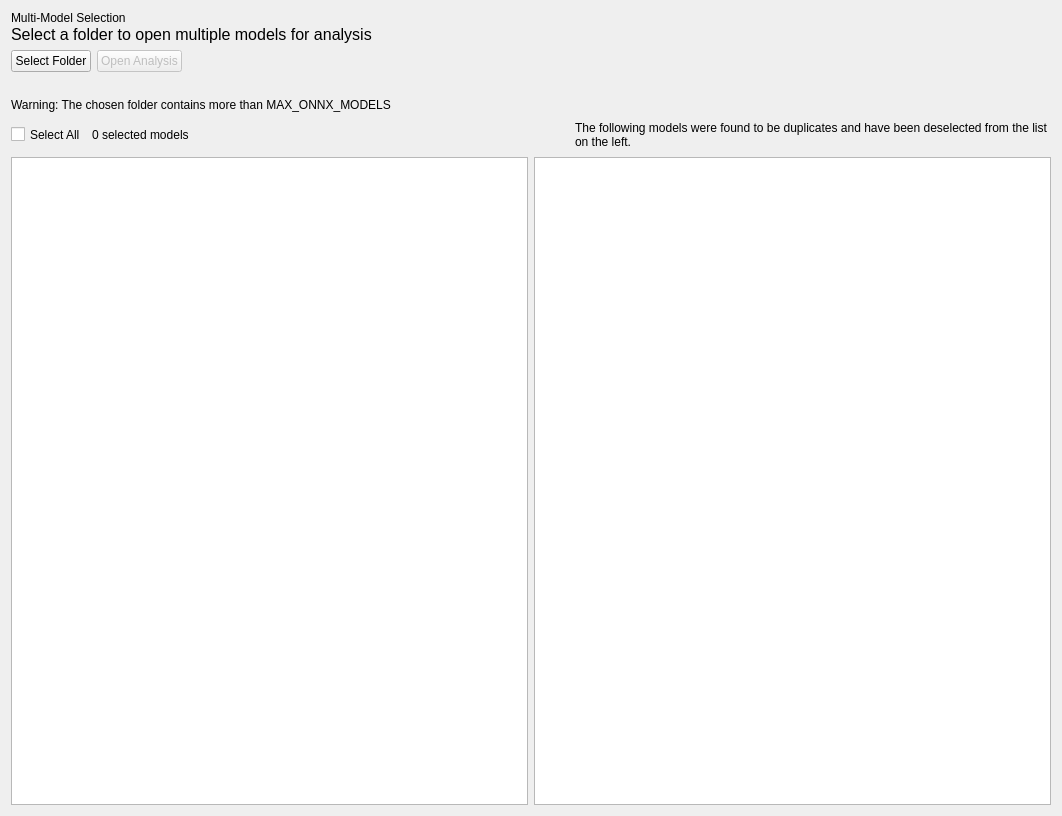
Qt form src/digest/ui/multimodelselection_page.ui (onnx/digestai) before a commit.
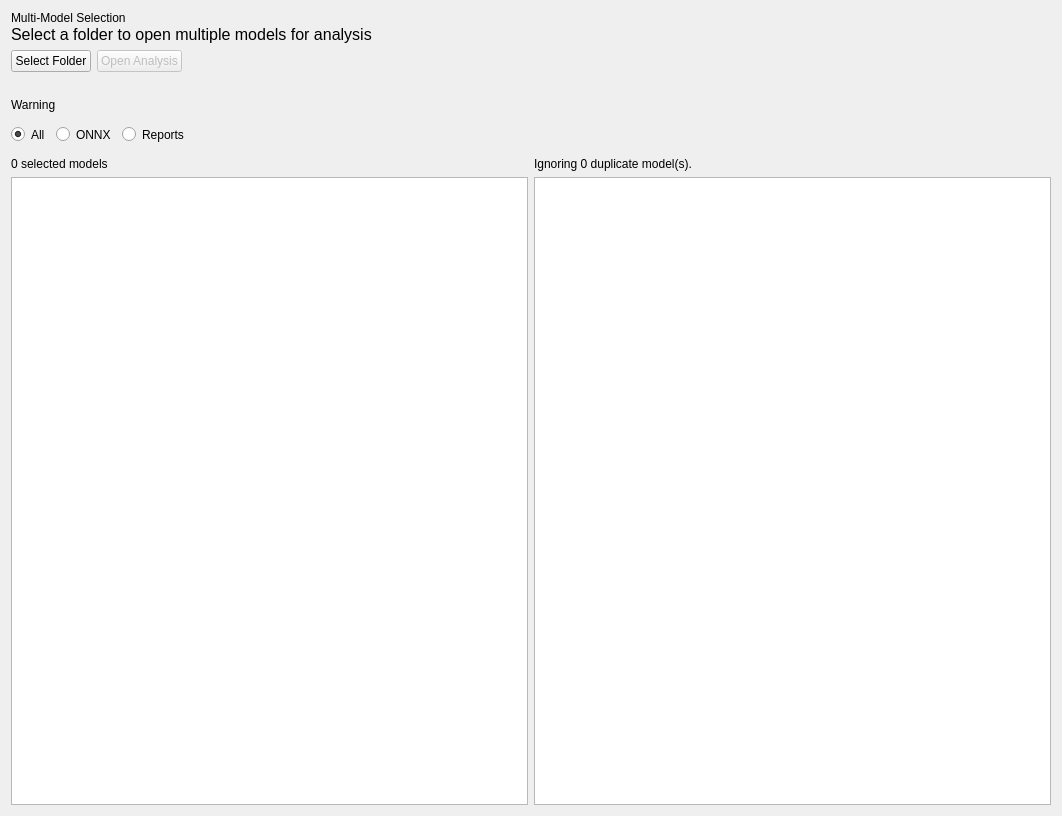
The same form after that commit.

Commit message:
[Resolves] Support ingesting a digest model report/cache (#3)
* Adds support for ingesting digest reports

---------

The edit to the form file:
```diff
--- a/src/digest/ui/multimodelselection_page.ui
+++ b/src/digest/ui/multimodelselection_page.ui
@@ -128,7 +128,7 @@
       <string notr="true"/>
      </property>
      <property name="text">
-      <string>Warning: The chosen folder contains more than MAX_ONNX_MODELS</string>
+      <string>Warning</string>
      </property>
      <property name="margin">
       <number>2</number>
@@ -141,7 +141,7 @@
    <item>
     <layout class="QHBoxLayout" name="horizontalLayout_3">
      <item>
-      <widget class="QCheckBox" name="selectAllBox">
+      <widget class="QRadioButton" name="radioAll">
        <property name="sizePolicy">
         <sizepolicy hsizetype="Fixed" vsizetype="Fixed">
          <horstretch>0</horstretch>
@@ -161,44 +161,115 @@
         <string notr="true"/>
        </property>
        <property name="text">
-        <string>Select All</string>
+        <string>All</string>
        </property>
+       <property name="checked">
+        <bool>true</bool>
+       </property>
       </widget>
      </item>
      <item>
-      <widget class="QLabel" name="numSelectedLabel">
+      <widget class="QRadioButton" name="radioONNX">
+       <property name="sizePolicy">
+        <sizepolicy hsizetype="Fixed" vsizetype="Fixed">
+         <horstretch>0</horstretch>
+         <verstretch>0</verstretch>
+        </sizepolicy>
+       </property>
+       <property name="minimumSize">
+        <size>
+         <width>0</width>
+         <height>33</height>
+        </size>
+       </property>
+       <property name="autoFillBackground">
+        <bool>false</bool>
+       </property>
        <property name="styleSheet">
         <string notr="true"/>
        </property>
        <property name="text">
-        <string>0 selected models</string>
+        <string>ONNX</string>
        </property>
-       <property name="wordWrap">
-        <bool>true</bool>
-       </property>
       </widget>
      </item>
      <item>
-      <widget class="QLabel" name="duplicateLabel">
+      <widget class="QRadioButton" name="radioReports">
+       <property name="sizePolicy">
+        <sizepolicy hsizetype="Fixed" vsizetype="Fixed">
+         <horstretch>0</horstretch>
+         <verstretch>0</verstretch>
+        </sizepolicy>
+       </property>
+       <property name="minimumSize">
+        <size>
+         <width>0</width>
+         <height>33</height>
+        </size>
+       </property>
+       <property name="autoFillBackground">
+        <bool>false</bool>
+       </property>
        <property name="styleSheet">
         <string notr="true"/>
        </property>
        <property name="text">
-        <string>The following models were found to be duplicates and have been deselected from the list on the left.</string>
+        <string>Reports</string>
        </property>
-       <property name="wordWrap">
-        <bool>true</bool>
-       </property>
       </widget>
      </item>
+     <item>
+      <spacer name="horizontalSpacer_2">
+       <property name="orientation">
+        <enum>Qt::Orientation::Horizontal</enum>
+       </property>
+       <property name="sizeHint" stdset="0">
+        <size>
+         <width>40</width>
+         <height>20</height>
+        </size>
+       </property>
+      </spacer>
+     </item>
     </layout>
    </item>
    <item>
     <layout class="QHBoxLayout" name="columnsLayout">
      <item>
       <layout class="QVBoxLayout" name="leftColumnLayout">
+       <item>
+        <widget class="QLabel" name="numSelectedLabel">
+         <property name="sizePolicy">
+          <sizepolicy hsizetype="Expanding" vsizetype="Fixed">
+           <horstretch>0</horstretch>
+           <verstretch>0</verstretch>
+          </sizepolicy>
+         </property>
+         <property name="minimumSize">
+          <size>
+           <width>0</width>
+           <height>10</height>
+          </size>
+         </property>
+         <property name="styleSheet">
+          <string notr="true"/>
+         </property>
+         <property name="text">
+          <string>0 selected models</string>
+         </property>
+         <property name="wordWrap">
+          <bool>true</bool>
+         </property>
+        </widget>
+       </item>
        <item>
         <widget class="QListView" name="modelListView">
+         <property name="sizePolicy">
+          <sizepolicy hsizetype="Expanding" vsizetype="Preferred">
+           <horstretch>0</horstretch>
+           <verstretch>0</verstretch>
+          </sizepolicy>
+         </property>
          <property name="styleSheet">
           <string notr="true"/>
          </property>
@@ -217,10 +288,38 @@
      </item>
      <item>
       <layout class="QVBoxLayout" name="rightColumnLayout">
+       <item>
+        <widget class="QLabel" name="duplicateLabel">
+         <property name="enabled">
+          <bool>true</bool>
+         </property>
+         <property name="sizePolicy">
+          <sizepolicy hsizetype="Expanding" vsizetype="Fixed">
+           <horstretch>0</horstretch>
+           <verstretch>0</verstretch>
+          </sizepolicy>
+         </property>
+         <property name="minimumSize">
+          <size>
+           <width>0</width>
+           <height>10</height>
+          </size>
+         </property>
+         <property name="styleSheet">
+          <string notr="true"/>
+         </property>
+         <property name="text">
+          <string>Ignoring 0 duplicate model(s).</string>
+         </property>
+         <property name="wordWrap">
+          <bool>true</bool>
+         </property>
+        </widget>
+       </item>
        <item>
         <widget class="QListWidget" name="duplicateListWidget">
          <property name="sizePolicy">
-          <sizepolicy hsizetype="Expanding" vsizetype="Expanding">
+          <sizepolicy hsizetype="MinimumExpanding" vsizetype="Expanding">
            <horstretch>0</horstretch>
            <verstretch>0</verstretch>
           </sizepolicy>
```
Left out of the diff: 4 changed lines with no effect on the pictures. The commit also changes 37 other files.
